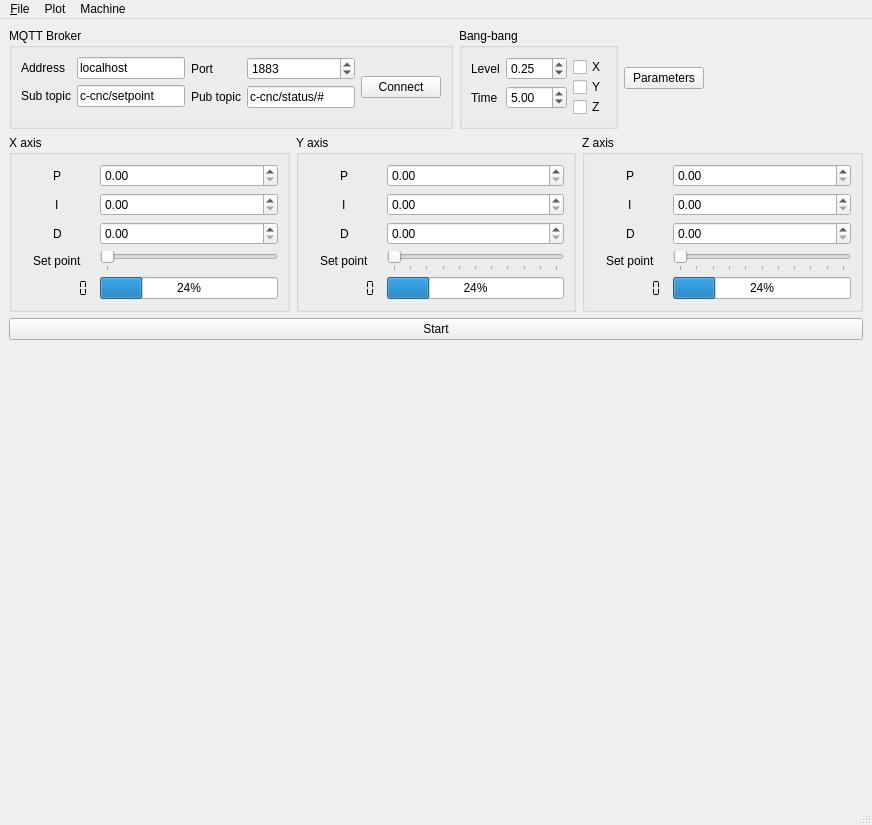
Qt form mainwindow.ui (pbosetti/machine_sim) before a commit.
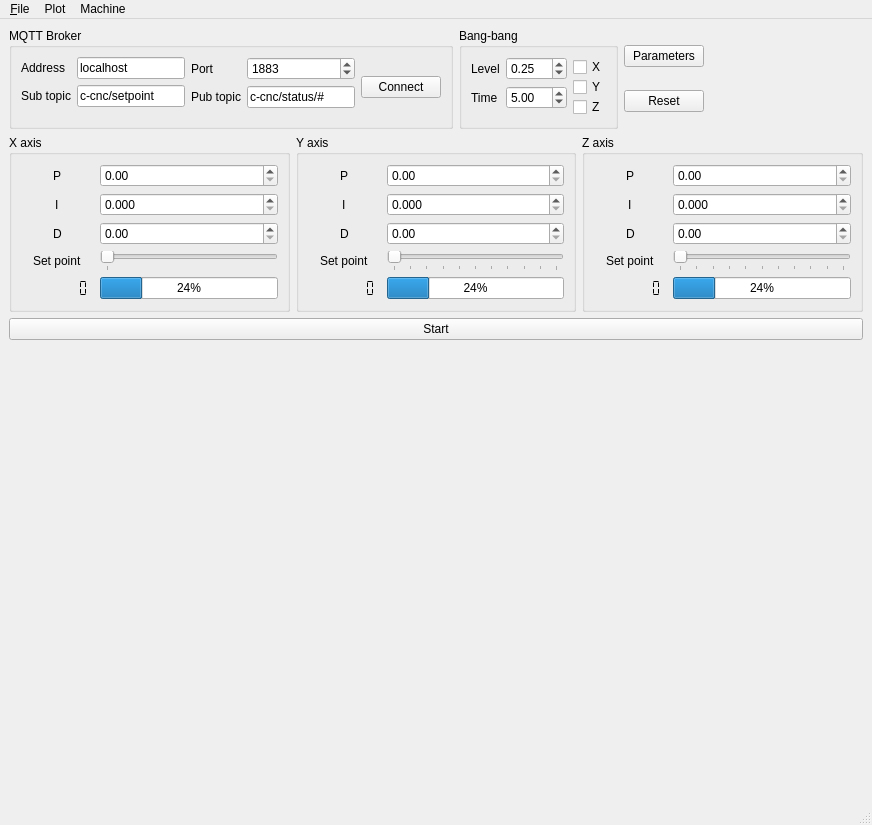
The same form after that commit. Custom widgets are drawn as their Qt base class.

```diff
--- a/mainwindow.ui
+++ b/mainwindow.ui
@@ -215,11 +215,22 @@
        </widget>
       </item>
       <item>
-       <widget class="QPushButton" name="parametersButton">
-        <property name="text">
-         <string>Parameters</string>
-        </property>
-       </widget>
+       <layout class="QVBoxLayout" name="verticalLayout_4">
+        <item>
+         <widget class="QPushButton" name="parametersButton">
+          <property name="text">
+           <string>Parameters</string>
+          </property>
+         </widget>
+        </item>
+        <item>
+         <widget class="QPushButton" name="resetButton">
+          <property name="text">
+           <string>Reset</string>
+          </property>
+         </widget>
+        </item>
+       </layout>
       </item>
       <item>
        <spacer name="horizontalSpacer">
@@ -287,6 +298,9 @@
                <verstretch>0</verstretch>
               </sizepolicy>
              </property>
+             <property name="decimals">
+              <number>3</number>
+             </property>
              <property name="maximum">
               <double>1000000.000000000000000</double>
              </property>
@@ -425,6 +439,9 @@
                <verstretch>0</verstretch>
               </sizepolicy>
              </property>
+             <property name="decimals">
+              <number>3</number>
+             </property>
              <property name="maximum">
               <double>1000000.000000000000000</double>
              </property>
@@ -553,6 +570,9 @@
                <verstretch>0</verstretch>
               </sizepolicy>
              </property>
+             <property name="decimals">
+              <number>3</number>
+             </property>
              <property name="maximum">
               <double>1000000.000000000000000</double>
              </property>
```
Left out of the diff: 39 changed lines with no effect on the pictures.
